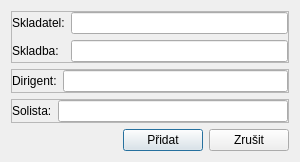
Old version of the form dialogedit.ui in the repository osense/fb-archive.
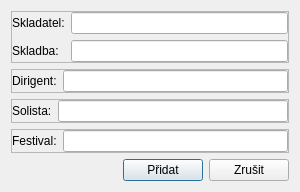
New version of the form. Icons and pictures are not drawn.

Commit message: updated dbjobs primary keys, work with festivals

```diff
--- a/dialogedit.ui
+++ b/dialogedit.ui
@@ -7,7 +7,7 @@
     <x>0</x>
     <y>0</y>
     <width>300</width>
-    <height>154</height>
+    <height>182</height>
    </rect>
   </property>
   <property name="minimumSize">
@@ -19,7 +19,7 @@
   <property name="windowTitle">
    <string>Dialog</string>
   </property>
-  <layout class="QGridLayout" name="gridLayout_4">
+  <layout class="QGridLayout" name="gridLayout_5">
    <item row="0" column="0">
     <widget class="QFrame" name="frame_works">
      <property name="frameShape">
@@ -133,6 +133,40 @@
     </widget>
    </item>
    <item row="3" column="0">
+    <widget class="QFrame" name="frame_festivals">
+     <property name="frameShape">
+      <enum>QFrame::StyledPanel</enum>
+     </property>
+     <property name="frameShadow">
+      <enum>QFrame::Raised</enum>
+     </property>
+     <layout class="QGridLayout" name="gridLayout_4">
+      <property name="leftMargin">
+       <number>0</number>
+      </property>
+      <property name="topMargin">
+       <number>0</number>
+      </property>
+      <property name="rightMargin">
+       <number>0</number>
+      </property>
+      <property name="bottomMargin">
+       <number>0</number>
+      </property>
+      <item row="0" column="0">
+       <widget class="QLabel" name="label_5">
+        <property name="text">
+         <string>Festival:</string>
+        </property>
+       </widget>
+      </item>
+      <item row="0" column="1">
+       <widget class="QLineEdit" name="edit_festival"/>
+      </item>
+     </layout>
+    </widget>
+   </item>
+   <item row="4" column="0">
     <layout class="QHBoxLayout" name="horizontalLayout">
      <item>
       <spacer name="horizontalSpacer">
```
The commit also changes 11 other files.
